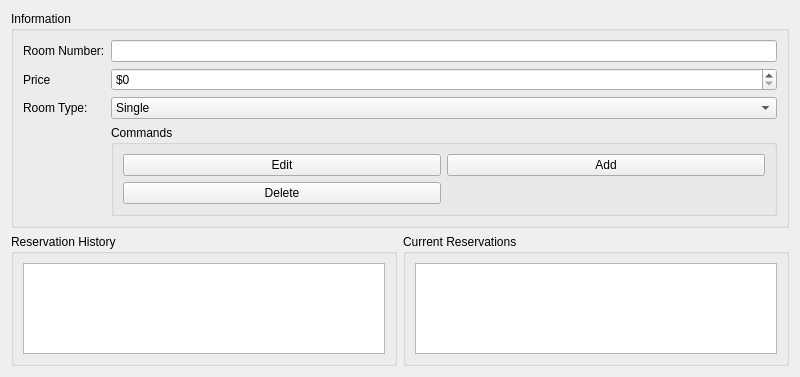
dagayveggi/HotelManagementSystem, file src/main/resources/base/room.ui: the form before one commit.
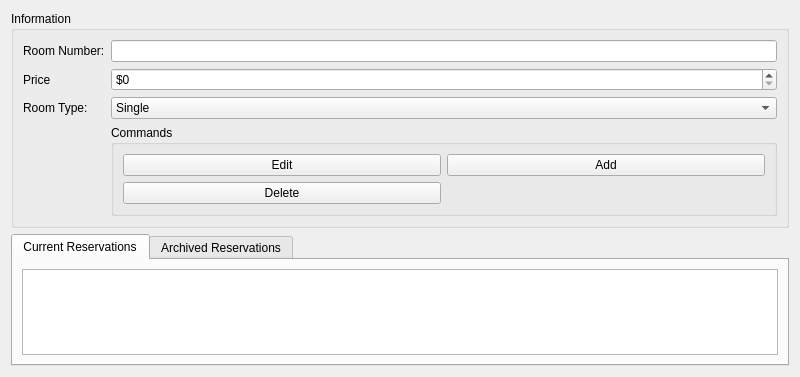
The form after the commit. Icons and pictures are not drawn.

```diff
--- a/src/main/resources/base/room.ui
+++ b/src/main/resources/base/room.ui
@@ -17,55 +17,45 @@
    <iconset resource="rc.qrc">
     <normaloff>:/rm/48px-Go-home-2.svg.png</normaloff>:/rm/48px-Go-home-2.svg.png</iconset>
   </property>
-  <layout class="QGridLayout" name="gridLayout_6">
+  <layout class="QGridLayout" name="gridLayout_4">
    <item row="0" column="0">
     <layout class="QGridLayout" name="gridLayout">
      <item row="1" column="0">
-      <widget class="QGroupBox" name="groupBox_3">
-       <property name="title">
-        <string>Reservation History</string>
+      <widget class="QTabWidget" name="tabWidget">
+       <property name="currentIndex">
+        <number>0</number>
        </property>
-       <layout class="QGridLayout" name="gridLayout_4">
-        <item row="0" column="0">
-         <widget class="QTableView" name="tableView">
-          <property name="editTriggers">
-           <set>QAbstractItemView::NoEditTriggers</set>
-          </property>
-         </widget>
-        </item>
-       </layout>
+       <widget class="QWidget" name="tab">
+        <attribute name="icon">
+         <iconset resource="rc.qrc">
+          <normaloff>:/Res/48px-Appointment.svg.png</normaloff>:/Res/48px-Appointment.svg.png</iconset>
+        </attribute>
+        <attribute name="title">
+         <string>Current Reservations</string>
+        </attribute>
+        <layout class="QGridLayout" name="gridLayout_5">
+         <item row="0" column="0">
+          <widget class="QTableView" name="tableView"/>
+         </item>
+        </layout>
+       </widget>
+       <widget class="QWidget" name="tab_2">
+        <attribute name="icon">
+         <iconset resource="rc.qrc">
+          <normaloff>:/Res/48px-Appointment-archive.png</normaloff>:/Res/48px-Appointment-archive.png</iconset>
+        </attribute>
+        <attribute name="title">
+         <string>Archived Reservations</string>
+        </attribute>
+        <layout class="QGridLayout" name="gridLayout_6">
+         <item row="0" column="0">
+          <widget class="QTableView" name="tableView_2"/>
+         </item>
+        </layout>
+       </widget>
       </widget>
      </item>
-     <item row="2" column="0">
-      <spacer name="verticalSpacer_2">
-       <property name="orientation">
-        <enum>Qt::Vertical</enum>
-       </property>
-       <property name="sizeHint" stdset="0">
-        <size>
-         <width>20</width>
-         <height>40</height>
-        </size>
-       </property>
-      </spacer>
-     </item>
-     <item row="1" column="1">
-      <widget class="QGroupBox" name="groupBox_4">
-       <property name="title">
-        <string>Current Reservations</string>
-       </property>
-       <layout class="QGridLayout" name="gridLayout_5">
-        <item row="0" column="0">
-         <widget class="QTableView" name="tableView_2">
-          <property name="editTriggers">
-           <set>QAbstractItemView::NoEditTriggers</set>
-          </property>
-         </widget>
-        </item>
-       </layout>
-      </widget>
-     </item>
-     <item row="0" column="0" colspan="2">
+     <item row="0" column="0">
       <widget class="QGroupBox" name="groupBox">
        <property name="title">
         <string>Information</string>
```
Left out of the diff: 15 changed lines with no effect on the pictures.
